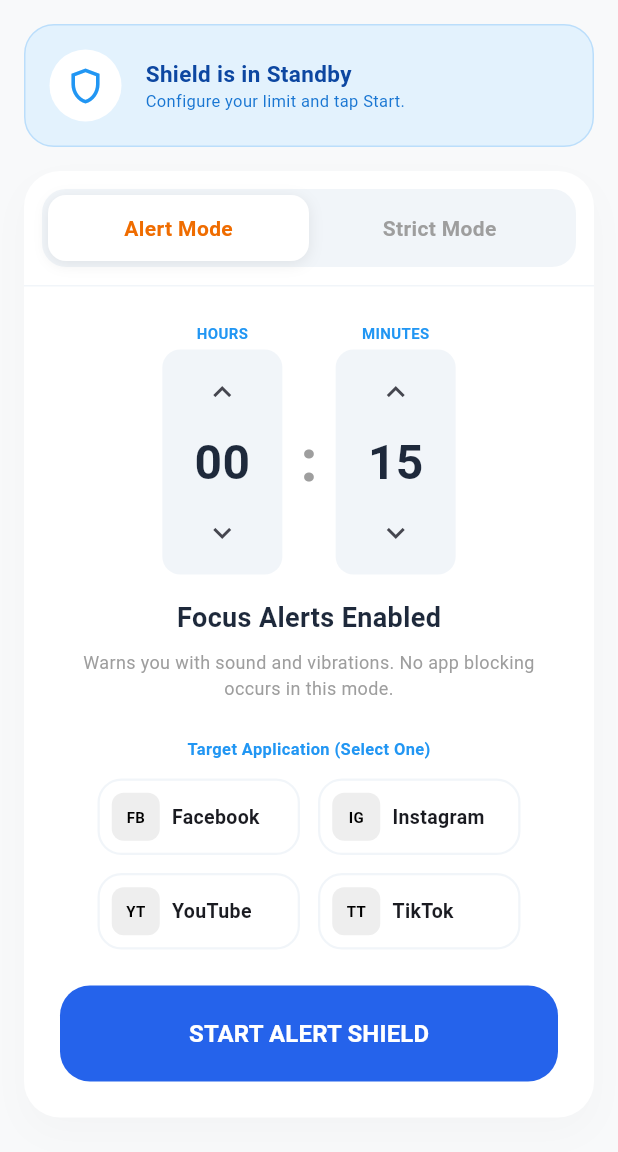
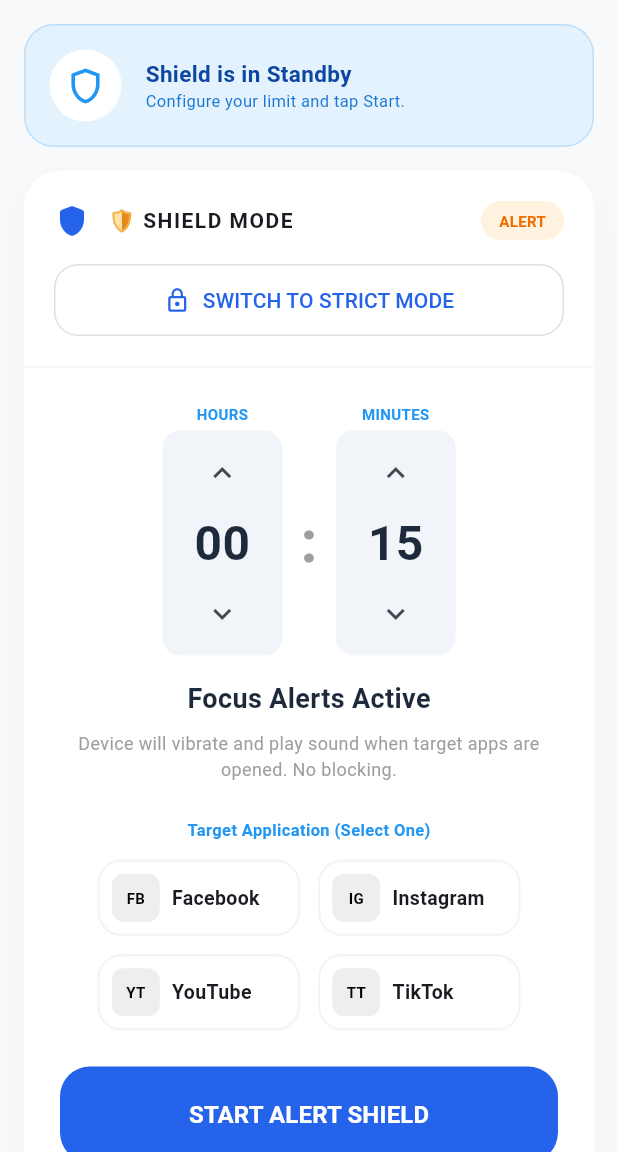
Before and after one commit to teerathkaveeta-ui/FocusGuard8, a Flutter app: the DashboardScreen screen opened directly, on a phone screen of 412 x 824 dp, the part 84-1236 px from its top. Run offline on Flutter 3.47's test engine with Material 3 defaults, Android fonts, the phone set to English and light mode, and no system bars; our stand-ins replace shared_preferences; accounts and stored records are empty.

Commit message:
feat: Refactor Shield Mode UI and foreground service
The UI for Shield Mode has been redesigned to use a more structured layout with an icon, title, and toggle.

Additionally, foreground service notification types are now handled more granularly, specifically addressing the `UPSIDE_DOWN_CAKE` API level (34) and providing backward compatibility for older Android versions using `Q` and `O`.

```diff
--- a/lib/main.dart
+++ b/lib/main.dart
@@ -461,55 +461,43 @@ class _DashboardScreenState extends State<DashboardScreen> {
               child: Column(
                 children: [
                   Container(
-                    padding: const EdgeInsets.all(4),
-                    margin: const EdgeInsets.all(12),
-                    decoration: BoxDecoration(
-                      color: const Color(0xFFF1F5F9),
-                      borderRadius: BorderRadius.circular(16),
-                    ),
-                    child: Row(
+                    padding: const EdgeInsets.all(20),
+                    child: Column(
                       children: [
-                        Expanded(
-                          child: GestureDetector(
-                            onTap: () => _attemptModeSwitch('alert'),
-                            child: AnimatedContainer(
-                              duration: const Duration(milliseconds: 250),
-                              padding: const EdgeInsets.symmetric(vertical: 12),
+                        Row(
+                          children: [
+                            const Icon(Icons.shield_rounded, color: Color(0xFF2563EB)),
+                            const SizedBox(width: 12),
+                            const Text("🛡️ SHIELD MODE", style: TextStyle(fontWeight: FontWeight.bold, letterSpacing: 1)),
+                            const Spacer(),
+                            Container(
+                              padding: const EdgeInsets.symmetric(horizontal: 12, vertical: 6),
                               decoration: BoxDecoration(
-                                color: _mode == 'alert' ? Colors.white : Colors.transparent,
-                                borderRadius: BorderRadius.circular(12),
-                                boxShadow: _mode == 'alert'
-                                    ? [BoxShadow(color: Colors.black.withOpacity(0.08), blurRadius: 8, offset: const Offset(0, 2))]
-                                    : [],
+                                color: _mode == 'alert' ? Colors.orange[50] : Colors.red[50],
+                                borderRadius: BorderRadius.circular(20),
                               ),
-                              alignment: Alignment.center,
-                              child: Text("Alert Mode",
+                              child: Text(
+                                _mode.toUpperCase(),
                                 style: TextStyle(
+                                  color: _mode == 'alert' ? Colors.orange[800] : Colors.red[800],
                                   fontWeight: FontWeight.bold,
-                                  color: _mode == 'alert' ? Colors.orange[800] : Colors.grey[500]
-                                )),
+                                  fontSize: 10,
+                                ),
+                              ),
                             ),
-                          ),
+                          ],
                         ),
-                        Expanded(
-                          child: GestureDetector(
-                            onTap: () => _attemptModeSwitch('strict'),
-                            child: AnimatedContainer(
-                              duration: const Duration(milliseconds: 250),
-                              padding: const EdgeInsets.symmetric(vertical: 12),
-                              decoration: BoxDecoration(
-                                color: _mode == 'strict' ? Colors.white : Colors.transparent,
-                                borderRadius: BorderRadius.circular(12),
-                                boxShadow: _mode == 'strict'
-                                    ? [BoxShadow(color: Colors.black.withOpacity(0.08), blurRadius: 8, offset: const Offset(0, 2))]
-                                    : [],
-                              ),
-                              alignment: Alignment.center,
-                              child: Text("Strict Mode",
-                                style: TextStyle(
-                                  fontWeight: FontWeight.bold,
-                                  color: _mode == 'strict' ? Colors.red[800] : Colors.grey[500]
-                                )),
+                        const SizedBox(height: 16),
+                        SizedBox(
+                          width: double.infinity,
+                          child: OutlinedButton.icon(
+                            onPressed: () => _attemptModeSwitch(_mode == 'alert' ? 'strict' : 'alert'),
+                            icon: Icon(_mode == 'alert' ? Icons.lock_outline : Icons.notifications_active_outlined),
+                            label: Text("SWITCH TO ${_mode == 'alert' ? 'STRICT' : 'ALERT'} MODE"),
+                            style: OutlinedButton.styleFrom(
+                              padding: const EdgeInsets.symmetric(vertical: 14),
+                              shape: RoundedRectangleBorder(borderRadius: BorderRadius.circular(16)),
+                              side: BorderSide(color: Colors.grey[300]!),
                             ),
                           ),
                         ),
@@ -517,9 +505,13 @@ class _DashboardScreenState extends State<DashboardScreen> {
                     ),
                   ),
                   const Divider(height: 1, color: Color(0xFFF1F5F9)),
-                  _mode == 'alert'
-                      ? _buildConfigPage("Focus Alerts Enabled", "Warns you with sound and vibrations. No app blocking occurs in this mode.", false)
-                      : _buildConfigPage("Strict Shield Enabled", "Active network blocking for selected apps after limit ends. Prevents distraction.", true),
+                  _buildConfigPage(
+                    _mode == 'alert' ? "Focus Alerts Active" : "Strict Shield Active",
+                    _mode == 'alert'
+                      ? "Device will vibrate and play sound when target apps are opened. No blocking."
+                      : "Target apps will be blocked from internet access once time limit is reached.",
+                    _mode == 'strict'
+                  ),
                   Padding(
                     padding: const EdgeInsets.fromLTRB(24, 0, 24, 24),
                     child: Column(
```
Also changed, not shown: 2 other files.
